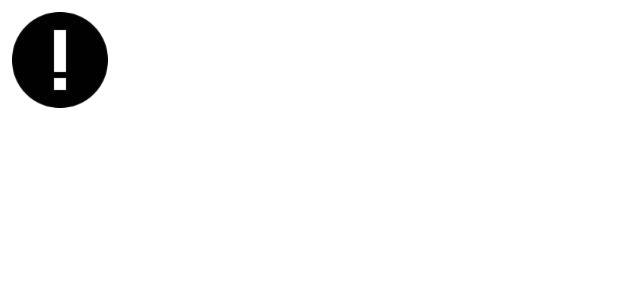
After one commit to srihi/SpotifyStreamer, an Android app: the layout custom_toast.xml on its own in the app's theme, with its tools: preview values and no code run, on a phone screen of 412 x 824 dp. The commit adds this screen. Shown: the top 300 px of the screen. Run offline under Robolectric (Android 15) with nearby library versions, the phone set to English and light mode, and no system bars.

```diff
--- /dev/null
+++ b/app/src/main/res/layout/custom_toast.xml
@@ -0,0 +1,21 @@
+<?xml version="1.0" encoding="utf-8"?>
+<LinearLayout xmlns:android="http://schemas.android.com/apk/res/android"
+    android:id="@+id/toast_layout_root"
+    android:orientation="horizontal"
+    android:layout_width="fill_parent"
+    android:layout_height="fill_parent"
+    android:padding="8dp"
+    android:background="#FFF"
+    >
+    <ImageView android:src="@drawable/error"
+        android:layout_width="wrap_content"
+        android:layout_height="wrap_content"
+        android:layout_marginRight="10dp"
+        />
+    <TextView android:id="@+id/toast_textArea"
+        android:layout_width="wrap_content"
+        android:layout_height="wrap_content"
+        android:textColor="#212121"
+        android:layout_gravity="center_vertical|center_horizontal"
+        />
+</LinearLayout>
```
Also changed, not shown: app/src/main/java/com/dankira/spotifystreamer/MainActivity.java (+21 -1 lines), app/src/main/java/com/dankira/spotifystreamer/MainActivityFragment.java (+63 -7 lines), app/src/main/res/drawable-hdpi/error.png (added), app/src/main/res/drawable-hdpi/ic_action_error_outline.png (added), app/src/main/res/drawable-ldpi/error.png (added), app/src/main/res/drawable-mdpi/error.png (added), app/src/main/res/drawable-mdpi/ic_action_error_outline.png (added), app/src/main/res/drawable-xhdpi/error.png (added), app/src/main/res/drawable-xhdpi/ic_action_error_outline.png (added), app/src/main/res/drawable-xxhdpi/error.png (added), app/src/main/res/drawable-xxhdpi/ic_action_error_outline.png (added), app/src/main/res/drawable-xxxhdpi/error.png (added), app/src/main/res/drawable-xxxhdpi/ic_action_error_outline.png (added), 1 other file.
